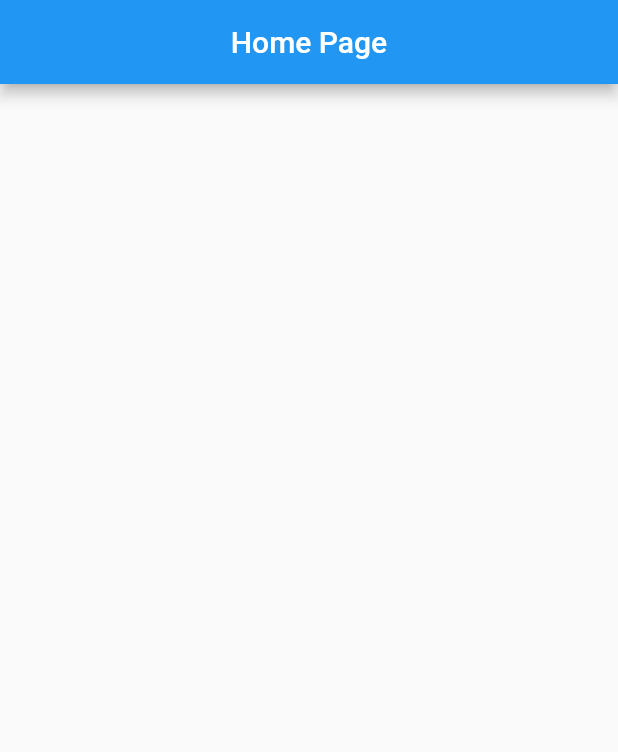
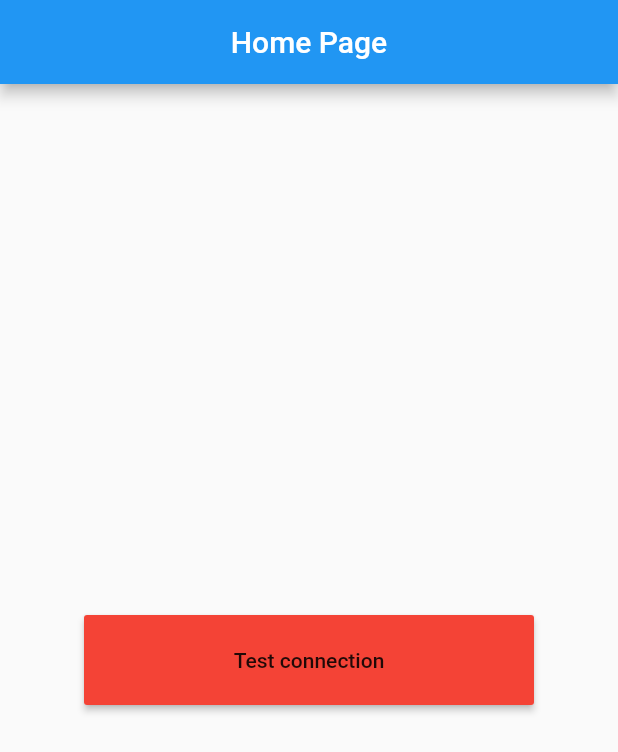
Before and after one commit to khsrv/car_rider, a Flutter app: the screen it shows after launch, on a phone screen of 412 x 824 dp. Shown: the top 752 px of the screen. Run offline on Flutter 3.47's test engine with Material 2 defaults, Android fonts, the phone set to English and light mode, and no system bars; our stand-ins replace firebase_core, firebase_database; accounts and stored records are empty.

Commit message:
firebase setting

```diff
--- a/lib/screens/main_screen.dart
+++ b/lib/screens/main_screen.dart
@@ -1,3 +1,4 @@
+import 'package:firebase_database/firebase_database.dart';
 import "package:flutter/material.dart";
 
 class HomePage extends StatefulWidget {
@@ -13,7 +14,19 @@ class _HomePageState extends State<HomePage> {
         title: Text("Home Page"),
         centerTitle: true,
       ),
-
+      body: Center(
+        child: MaterialButton(
+          onPressed: () {
+            DatabaseReference dbref =
+                FirebaseDatabase.instance.reference().child("Test");
+            dbref.set("isConnected");
+          },
+          height: 60,
+          minWidth: 300,
+          color: Colors.red,
+          child: Text("Test connection"),
+        ),
+      ),
     );
   }
 }
--- a/pubspec.yaml
+++ b/pubspec.yaml
@@ -28,6 +28,10 @@ dependencies:
   # The following adds the Cupertino Icons font to your application.
   # Use with the CupertinoIcons class for iOS style icons.
   cupertino_icons: ^1.0.0
+  firebase_core: ^0.7.0
+  firebase_auth: ^0.20.0+1
+  rxdart: ^0.25.0
+  firebase_database: ^6.0.0
 
 dev_dependencies:
   flutter_test:
```
Also changed, not shown: lib/main.dart (+25 -1 lines), pubspec.lock, 5 other files.
